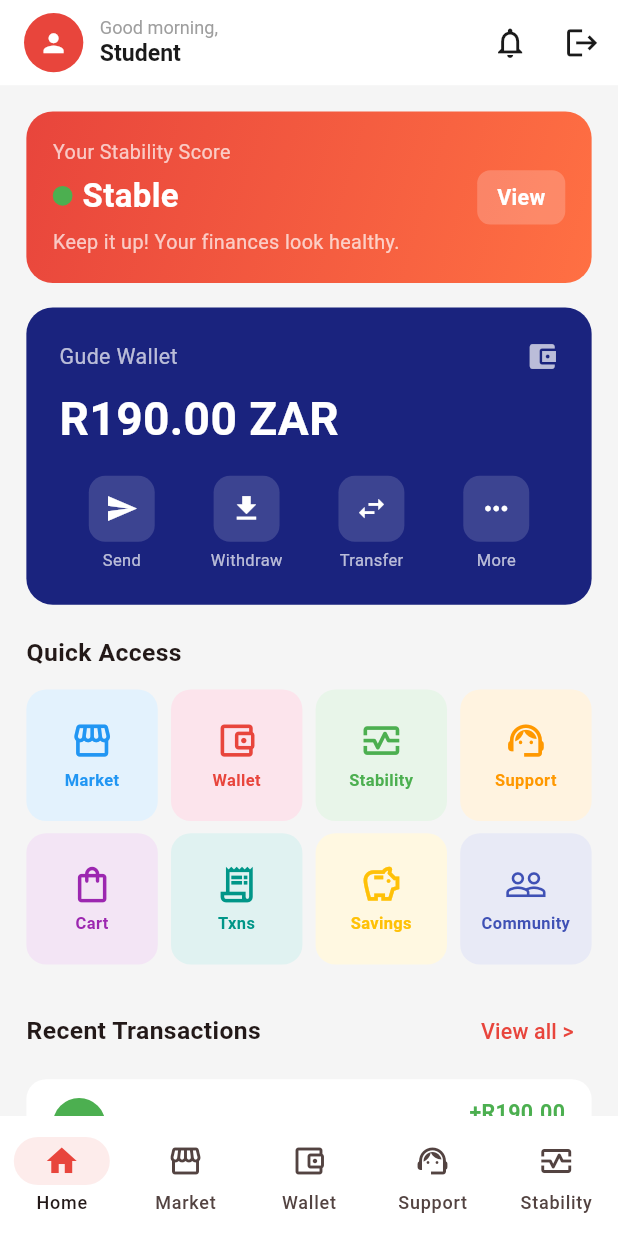
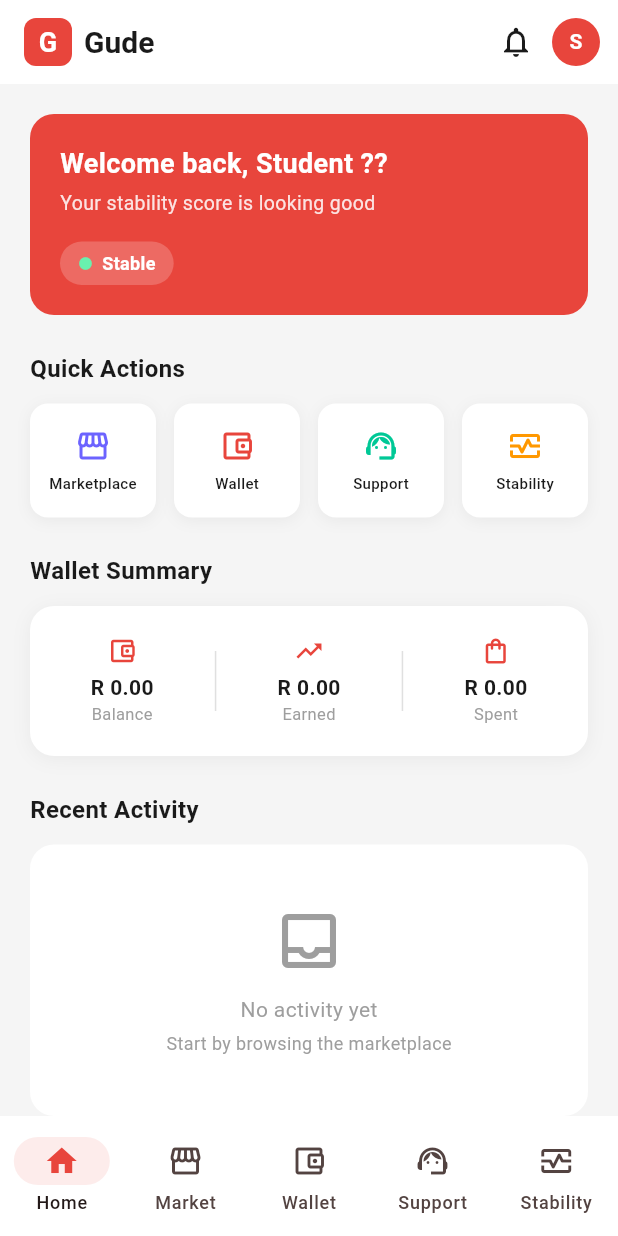
Before and after one commit to Addmore-Development/Gude-Mobile, a Flutter app: the HomePage screen opened by its route, after a tap on the "notifications" icon, on a phone screen of 412 x 824 dp. Run offline on Flutter 3.47's test engine with Material 3 defaults, Android fonts, the phone set to English and light mode, and no system bars; our stand-ins replace flutter_riverpod, go_router, google_fonts.

Commit message:
feat(home): update home page layout and content

```diff
--- a/lib/features/home/presentation/home_page.dart
+++ b/lib/features/home/presentation/home_page.dart
@@ -1,290 +1,289 @@
 import 'package:flutter/material.dart';
-import 'package:go_router/go_router.dart';
 import 'package:gude_mobile/core/theme/app_theme.dart';
-import 'package:gude_mobile/core/utils/responsive.dart';
 
 class HomePage extends StatelessWidget {
   const HomePage({super.key});
 
   @override
   Widget build(BuildContext context) {
-    R.init(context);
     return Scaffold(
-      backgroundColor: const Color(0xFFF5F5F5),
+      backgroundColor: AppColors.surface,
       appBar: AppBar(
         backgroundColor: Colors.white,
         elevation: 0,
-        automaticallyImplyLeading: false,
-        toolbarHeight: R.h(56),
-        title: Row(children: [
-          CircleAvatar(radius: R.w(18), backgroundColor: AppColors.primary,
-            child: Icon(Icons.person, color: Colors.white, size: R.w(18))),
-          SizedBox(width: R.w(10)),
-          Column(crossAxisAlignment: CrossAxisAlignment.start, children: [
-            Text('Good morning,', style: TextStyle(fontSize: R.sp(11), color: AppColors.textGrey)),
-            Text('Student', style: TextStyle(fontSize: R.sp(14), fontWeight: FontWeight.bold, color: AppColors.textDark)),
-          ]),
-        ]),
+        title: Row(
+          children: [
+            Container(
+              width: 32, height: 32,
+              decoration: BoxDecoration(
+                color: AppColors.primary,
+                borderRadius: BorderRadius.circular(8),
+              ),
+              child: const Center(
+                child: Text('G',
+                  style: TextStyle(
+                    color: Colors.white,
+                    fontWeight: FontWeight.bold,
+                    fontSize: 18,
+                  )),
+              ),
+            ),
+            const SizedBox(width: 8),
+            const Text('Gude',
+              style: TextStyle(
+                color: AppColors.textDark,
+                fontWeight: FontWeight.bold,
+                fontSize: 20,
+              )),
+          ],
+        ),
         actions: [
-          IconButton(icon: Icon(Icons.notifications_outlined, size: R.w(22), color: AppColors.textDark), onPressed: () {}),
-          IconButton(icon: Icon(Icons.logout, size: R.w(22), color: AppColors.textDark),
-            onPressed: () => context.go('/login')),
+          IconButton(
+            icon: const Icon(Icons.notifications_outlined,
+              color: AppColors.textDark),
+            onPressed: () {},
+          ),
+          const Padding(
+            padding: EdgeInsets.only(right: 12),
+            child: CircleAvatar(
+              radius: 16,
+              backgroundColor: AppColors.primary,
+              child: Text('S',
+                style: TextStyle(
+                  color: Colors.white,
+                  fontWeight: FontWeight.bold,
+                  fontSize: 14,
+                )),
+            ),
+          ),
         ],
       ),
       body: SingleChildScrollView(
-        padding: EdgeInsets.all(R.w(16)),
-        child: Column(crossAxisAlignment: CrossAxisAlignment.start, children: [
-
-          // Stability Score Banner
+        padding: const EdgeInsets.all(20),
+        child: Column(
+          crossAxisAlignment: CrossAxisAlignment.start,
+          children: [
+            // Welcome card
             Container(
               width: double.infinity,
-            padding: EdgeInsets.all(R.w(16)),
+              padding: const EdgeInsets.all(20),
               decoration: BoxDecoration(
-              gradient: const LinearGradient(
-                colors: [Color(0xFFE8453C), Color(0xFFFF7043)],
-                begin: Alignment.topLeft, end: Alignment.bottomRight,
+                color: AppColors.primary,
+                borderRadius: BorderRadius.circular(16),
               ),
-              borderRadius: BorderRadius.circular(R.w(16)),
-            ),
-            child: Row(children: [
-              Expanded(child: Column(crossAxisAlignment: CrossAxisAlignment.start, children: [
-                Text('Your Stability Score', style: TextStyle(color: Colors.white70, fontSize: R.sp(12))),
-                SizedBox(height: R.h(4)),
-                Row(children: [
-                  Container(width: R.w(12), height: R.w(12),
-                    decoration: const BoxDecoration(color: Colors.green, shape: BoxShape.circle)),
-                  SizedBox(width: R.w(6)),
-                  Text('Stable', style: TextStyle(color: Colors.white, fontSize: R.sp(20), fontWeight: FontWeight.bold)),
-                ]),
-                SizedBox(height: R.h(6)),
-                Text('Keep it up! Your finances look healthy.',
-                  style: TextStyle(color: Colors.white70, fontSize: R.sp(12))),
-              ])),
-              GestureDetector(
-                onTap: () => context.go('/stability'),
-                child: Container(
-                  padding: EdgeInsets.symmetric(horizontal: R.w(12), vertical: R.h(8)),
+              child: Column(
+                crossAxisAlignment: CrossAxisAlignment.start,
+                children: [
+                  const Text('Welcome back, Student ??',
+                    style: TextStyle(
+                      color: Colors.white,
+                      fontSize: 18,
+                      fontWeight: FontWeight.bold,
+                    )),
+                  const SizedBox(height: 4),
+                  Text('Your stability score is looking good',
+                    style: TextStyle(
+                      color: Colors.white.withOpacity(0.85),
+                      fontSize: 13,
+                    )),
+                  const SizedBox(height: 16),
+                  Container(
+                    padding: const EdgeInsets.symmetric(
+                      horizontal: 12, vertical: 6),
                     decoration: BoxDecoration(
                       color: Colors.white.withOpacity(0.2),
-                    borderRadius: BorderRadius.circular(R.w(8)),
+                      borderRadius: BorderRadius.circular(20),
                     ),
-                  child: Text('View', style: TextStyle(color: Colors.white, fontWeight: FontWeight.w600, fontSize: R.sp(13))),
-                ),
-              ),
-            ]),
-          ),
-          SizedBox(height: R.h(16)),
-
-          // Wallet card
-          GestureDetector(
-            onTap: () => context.go('/wallet'),
-            child: Container(
-              width: double.infinity,
-              padding: EdgeInsets.all(R.w(20)),
-              decoration: BoxDecoration(
-                color: const Color(0xFF1A237E),
-                borderRadius: BorderRadius.circular(R.w(16)),
-              ),
-              child: Column(crossAxisAlignment: CrossAxisAlignment.start, children: [
-                Row(mainAxisAlignment: MainAxisAlignment.spaceBetween, children: [
-                  Text('Gude Wallet', style: TextStyle(color: Colors.white70, fontSize: R.sp(13))),
-                  Icon(Icons.account_balance_wallet, color: Colors.white70, size: R.w(20)),
-                ]),
-                SizedBox(height: R.h(8)),
-                Text('R190.00 ZAR', style: TextStyle(color: Colors.white, fontSize: R.sp(28), fontWeight: FontWeight.bold)),
-                SizedBox(height: R.h(16)),
-                Row(children: [
-                  _WalletAction(icon: Icons.send,        label: 'Send',     onTap: () => context.go('/send-money')),
-                  _WalletAction(icon: Icons.download,    label: 'Withdraw', onTap: () => context.go('/withdraw')),
-                  _WalletAction(icon: Icons.swap_horiz,  label: 'Transfer', onTap: () {}),
-                  _WalletAction(icon: Icons.more_horiz,  label: 'More',     onTap: () => context.go('/quick-actions')),
-                ]),
-              ]),
-            ),
-          ),
-          SizedBox(height: R.h(20)),
-
-          // Quick access
-          Text('Quick Access', style: TextStyle(fontWeight: FontWeight.bold, fontSize: R.sp(15))),
-          SizedBox(height: R.h(12)),
-          GridView.count(
-            crossAxisCount: 4,
-            shrinkWrap: true,
-            physics: const NeverScrollableScrollPhysics(),
-            crossAxisSpacing: R.w(8),
-            mainAxisSpacing: R.h(8),
-            childAspectRatio: 1,
+                    child: const Row(
+                      mainAxisSize: MainAxisSize.min,
                       children: [
-              _NavTile(icon: Icons.storefront_outlined,             label: 'Market',     color: const Color(0xFFE3F2FD), iconColor: Colors.blue,        onTap: () => context.go('/marketplace')),
-              _NavTile(icon: Icons.account_balance_wallet_outlined, label: 'Wallet',     color: const Color(0xFFFCE4EC), iconColor: AppColors.primary,   onTap: () => context.go('/wallet')),
-              _NavTile(icon: Icons.monitor_heart_outlined,          label: 'Stability',  color: const Color(0xFFE8F5E9), iconColor: Colors.green,        onTap: () => context.go('/stability')),
-              _NavTile(icon: Icons.support_agent_outlined,          label: 'Support',    color: const Color(0xFFFFF3E0), iconColor: Colors.orange,       onTap: () => context.go('/support')),
-              _NavTile(icon: Icons.shopping_bag_outlined,           label: 'Cart',       color: const Color(0xFFF3E5F5), iconColor: Colors.purple,       onTap: () => context.go('/cart')),
-              _NavTile(icon: Icons.receipt_long_outlined,           label: 'Txns',       color: const Color(0xFFE0F2F1), iconColor: Colors.teal,         onTap: () => context.go('/transactions')),
-              _NavTile(icon: Icons.savings_outlined,                label: 'Savings',    color: const Color(0xFFFFF8E1), iconColor: Colors.amber,        onTap: () => context.go('/wallet')),
-              _NavTile(icon: Icons.people_outline,                  label: 'Community',  color: const Color(0xFFE8EAF6), iconColor: Colors.indigo,       onTap: () {}),
-            ],
-          ),
-          SizedBox(height: R.h(20)),
-
-          // Recent transactions
-          Row(mainAxisAlignment: MainAxisAlignment.spaceBetween, children: [
-            Text('Recent Transactions', style: TextStyle(fontWeight: FontWeight.bold, fontSize: R.sp(15))),
-            TextButton(onPressed: () => context.go('/transactions'),
-              child: Text('View all >', style: TextStyle(color: AppColors.primary, fontSize: R.sp(13)))),
-          ]),
-          SizedBox(height: R.h(8)),
-          Container(
-            decoration: BoxDecoration(color: Colors.white, borderRadius: BorderRadius.circular(R.w(12))),
-            child: Column(children: [
-              _TxRow(label: 'Top up to balance', amount: '+R190.00', date: '20 Mar', positive: true),
-              const Divider(height: 1, indent: 16),
-              _TxRow(label: 'Balance Changed',   amount: '-R20.00',  date: '19 Mar', positive: false),
-              const Divider(height: 1, indent: 16),
-              _TxRow(label: 'Top up to balance', amount: '+R190.00', date: '18 Mar', positive: true),
-            ]),
-          ),
-          SizedBox(height: R.h(20)),
-
-          // Marketplace spotlight
-          Row(mainAxisAlignment: MainAxisAlignment.spaceBetween, children: [
-            Text('Marketplace Spotlight', style: TextStyle(fontWeight: FontWeight.bold, fontSize: R.sp(15))),
-            TextButton(onPressed: () => context.go('/marketplace'),
-              child: Text('View all >', style: TextStyle(color: AppColors.primary, fontSize: R.sp(13)))),
-          ]),
-          SizedBox(height: R.h(8)),
-          SizedBox(
-            height: R.h(160),
-            child: ListView(
-              scrollDirection: Axis.horizontal,
-              children: [
-                _SpotlightCard(name: 'Macbook Pro 16', price: 'R20.90',   badge: '15%'),
-                _SpotlightCard(name: 'iPhone 14',      price: 'R999.00',  badge: '20%'),
-                _SpotlightCard(name: 'AirPods Pro',    price: 'R299.00',  badge: null),
-                _SpotlightCard(name: 'Meitorp',        price: 'R2500.90', badge: null),
+                        Icon(Icons.circle, color: Colors.greenAccent, size: 10),
+                        SizedBox(width: 6),
+                        Text('Stable',
+                          style: TextStyle(
+                            color: Colors.white,
+                            fontSize: 12,
+                            fontWeight: FontWeight.w600,
+                          )),
                       ],
                     ),
                   ),
-          SizedBox(height: R.h(80)),
-        ]),
+                ],
+              ),
+            ),
+            const SizedBox(height: 24),
+
+            // Quick actions
+            const Text('Quick Actions',
+              style: TextStyle(
+                fontSize: 16,
+                fontWeight: FontWeight.bold,
+                color: AppColors.textDark,
+              )),
+            const SizedBox(height: 12),
+            Row(
+              children: [
+                _QuickAction(icon: Icons.storefront_outlined,
+                  label: 'Marketplace', color: const Color(0xFF6C63FF)),
+                const SizedBox(width: 12),
+                _QuickAction(icon: Icons.account_balance_wallet_outlined,
+                  label: 'Wallet', color: AppColors.primary),
+                const SizedBox(width: 12),
+                _QuickAction(icon: Icons.support_agent_outlined,
+                  label: 'Support', color: const Color(0xFF00C896)),
+                const SizedBox(width: 12),
+                _QuickAction(icon: Icons.monitor_heart_outlined,
+                  label: 'Stability', color: const Color(0xFFFF9800)),
+              ],
+            ),
+            const SizedBox(height: 24),
+
+            // Wallet summary
+            const Text('Wallet Summary',
+              style: TextStyle(
+                fontSize: 16,
+                fontWeight: FontWeight.bold,
+                color: AppColors.textDark,
+              )),
+            const SizedBox(height: 12),
+            Container(
+              padding: const EdgeInsets.all(20),
+              decoration: BoxDecoration(
+                color: Colors.white,
+                borderRadius: BorderRadius.circular(16),
+                boxShadow: [
+                  BoxShadow(
+                    color: Colors.black.withOpacity(0.05),
+                    blurRadius: 10,
+                    offset: const Offset(0, 2),
+                  ),
+                ],
+              ),
+              child: Row(
+                mainAxisAlignment: MainAxisAlignment.spaceAround,
+                children: [
+                  _WalletStat(label: 'Balance', value: 'R 0.00',
+                    icon: Icons.account_balance_wallet_outlined),
+                  Container(width: 1, height: 40, color: AppColors.inputBorder),
+                  _WalletStat(label: 'Earned', value: 'R 0.00',
+                    icon: Icons.trending_up),
+                  Container(width: 1, height: 40, color: AppColors.inputBorder),
+                  _WalletStat(label: 'Spent', value: 'R 0.00',
+                    icon: Icons.shopping_bag_outlined),
+                ],
+              ),
+            ),
+            const SizedBox(height: 24),
+
+            // Recent activity
+            const Text('Recent Activity',
+              style: TextStyle(
+                fontSize: 16,
+                fontWeight: FontWeight.bold,
+                color: AppColors.textDark,
+              )),
+            const SizedBox(height: 12),
+            Container(
+              padding: const EdgeInsets.all(40),
+              decoration: BoxDecoration(
+                color: Colors.white,
+                borderRadius: BorderRadius.circular(16),
+              ),
+              child: const Center(
+                child: Column(
+                  children: [
+                    Icon(Icons.inbox_outlined,
+                      size: 48, color: AppColors.textGrey),
+                    SizedBox(height: 12),
+                    Text('No activity yet',
+                      style: TextStyle(
+                        color: AppColors.textGrey, fontSize: 14)),
+                    SizedBox(height: 4),
+                    Text('Start by browsing the marketplace',
+                      style: TextStyle(
+                        color: AppColors.textGrey, fontSize: 12)),
+                  ],
+                ),
+              ),
+            ),
+          ],
+        ),
       ),
     );
   }
 }
 
-class _WalletAction extends StatelessWidget {
+class _QuickAction extends StatelessWidget {
   final IconData icon;
   final String label;
-  final VoidCallback onTap;
-  const _WalletAction({required this.icon, required this.label, required this.onTap});
+  final Color color;
+  const _QuickAction({
+    required this.icon,
+    required this.label,
+    required this.color,
+  });
+
   @override
   Widget build(BuildContext context) {
-    R.init(context);
-    return Expanded(child: GestureDetector(
-      onTap: onTap,
-      child: Column(children: [
-        Container(
-          width: R.w(40), height: R.w(40),
+    return Expanded(
+      child: Container(
+        padding: const EdgeInsets.symmetric(vertical: 16),
         decoration: BoxDecoration(
-            color: Colors.white.withOpacity(0.15),
-            borderRadius: BorderRadius.circular(R.w(10)),
+          color: Colors.white,
+          borderRadius: BorderRadius.circular(12),
+          boxShadow: [
+            BoxShadow(
+              color: Colors.black.withOpacity(0.05),
+              blurRadius: 8,
+              offset: const Offset(0, 2),
             ),
-          child: Icon(icon, color: Colors.white, size: R.w(20)),
+          ],
         ),
-        SizedBox(height: R.h(4)),
-        Text(label, style: TextStyle(color: Colors.white70, fontSize: R.sp(10))),
-      ]),
-    ));
-  }
-}
-
-class _NavTile extends StatelessWidget {
-  final IconData icon;
-  final String label;
-  final Color color, iconColor;
-  final VoidCallback onTap;
-  const _NavTile({required this.icon, required this.label, required this.color, required this.iconColor, required this.onTap});
-  @override
-  Widget build(BuildContext context) {
-    R.init(context);
-    return GestureDetector(
-      onTap: onTap,
-      child: Container(
-        decoration: BoxDecoration(color: color, borderRadius: BorderRadius.circular(R.w(12))),
-        child: Column(mainAxisAlignment: MainAxisAlignment.center, children: [
-          Icon(icon, color: iconColor, size: R.w(26)),
-          SizedBox(height: R.h(4)),
-          Text(label, style: TextStyle(fontSize: R.sp(10), color: iconColor, fontWeight: FontWeight.w600),
-            textAlign: TextAlign.center),
-        ]),
+        child: Column(
+          children: [
+            Icon(icon, color: color, size: 24),
+            const SizedBox(height: 6),
+            Text(label,
+              style: const TextStyle(
+                fontSize: 10,
+                color: AppColors.textDark,
+                fontWeight: FontWeight.w500,
+              )),
+          ],
+        ),
       ),
     );
   }
 }
 
-class _TxRow extends StatelessWidget {
-  final String label, amount, date;
-  final bool positive;
-  const _TxRow({required this.label, required this.amount, required this.date, required this.positive});
+class _WalletStat extends StatelessWidget {
+  final String label;
+  final String value;
+  final IconData icon;
+  const _WalletStat({
+    required this.label,
+    required this.value,
+    required this.icon,
+  });
+
   @override
   Widget build(BuildContext context) {
-    R.init(context);
-    return Padding(
-      padding: EdgeInsets.symmetric(horizontal: R.w(16), vertical: R.h(12)),
-      child: Row(children: [
-        CircleAvatar(radius: R.w(16),
-          backgroundColor: positive ? Colors.green : AppColors.primary,
-          child: Icon(positive ? Icons.arrow_downward : Icons.arrow_upward,
-            color: Colors.white, size: R.w(14))),
-        SizedBox(width: R.w(12)),
-        Expanded(child: Text(label, style: TextStyle(fontSize: R.sp(13), fontWeight: FontWeight.w500))),
-        Column(crossAxisAlignment: CrossAxisAlignment.end, children: [
-          Text(amount, style: TextStyle(fontWeight: FontWeight.bold, fontSize: R.sp(13),
-            color: positive ? Colors.green : AppColors.primary)),
-          Text(date, style: TextStyle(fontSize: R.sp(10), color: AppColors.textGrey)),
-        ]),
-      ]),
+    return Column(
+      children: [
+        Icon(icon, color: AppColors.primary, size: 20),
+        const SizedBox(height: 4),
+        Text(value,
+          style: const TextStyle(
+            fontWeight: FontWeight.bold,
+            fontSize: 14,
+            color: AppColors.textDark,
+          )),
+        Text(label,
+          style: const TextStyle(
+            fontSize: 11,
+            color: AppColors.textGrey,
+          )),
+      ],
     );
   }
 }
-
-class _SpotlightCard extends StatelessWidget {
-  final String name, price;
-  final String? badge;
-  const _SpotlightCard({required this.name, required this.price, this.badge});
-  @override
-  Widget build(BuildContext context) {
-    R.init(context);
-    return Container(
-      width: R.w(120),
-      margin: EdgeInsets.only(right: R.w(12)),
-      decoration: BoxDecoration(color: Colors.white, borderRadius: BorderRadius.circular(R.w(12))),
-      child: Stack(children: [
-        Column(crossAxisAlignment: CrossAxisAlignment.start, children: [
-          Expanded(
-            child: Container(
-              decoration: BoxDecoration(color: const Color(0xFFF0F0F0),
-                borderRadius: BorderRadius.vertical(top: Radius.circular(R.w(12)))),
-              child: Center(child: Icon(Icons.laptop_mac, size: R.w(40), color: Colors.grey)),
-            ),
-          ),
-          Padding(
-            padding: EdgeInsets.all(R.w(8)),
-            child: Column(crossAxisAlignment: CrossAxisAlignment.start, children: [
-              Text(name, style: TextStyle(fontSize: R.sp(11), fontWeight: FontWeight.w600),
-                maxLines: 1, overflow: TextOverflow.ellipsis),
-              Text(price, style: TextStyle(color: AppColors.primary, fontWeight: FontWeight.bold, fontSize: R.sp(12))),
-            ]),
-          ),
-        ]),
-        if (badge != null)
-          Positioned(top: R.h(6), left: R.w(6),
-            child: Container(
-              padding: EdgeInsets.symmetric(horizontal: R.w(5), vertical: R.h(2)),
-              decoration: BoxDecoration(color: AppColors.primary, borderRadius: BorderRadius.circular(R.w(4))),
-              child: Text(badge!, style: TextStyle(color: Colors.white, fontSize: R.sp(9))),
-            )),
-      ]),
-    );
-  }
-}
```
Lines whose indentation alone changed are shown as unchanged.
